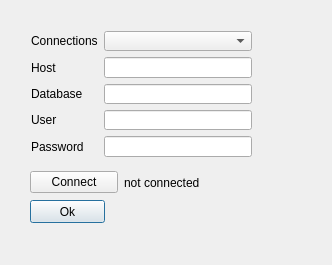
Old version of the form database_dialog/database_dialog.ui in the repository Drew973/grip_tester_qgis3.
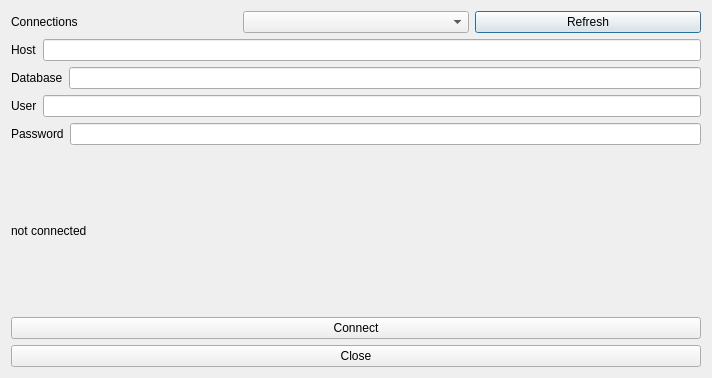
New version of the form.

Patch:
```diff
--- a/database_dialog/database_dialog.ui
+++ b/database_dialog/database_dialog.ui
@@ -6,72 +6,70 @@
    <rect>
     <x>0</x>
     <y>0</y>
-    <width>332</width>
-    <height>265</height>
+    <width>712</width>
+    <height>378</height>
    </rect>
   </property>
   <property name="windowTitle">
    <string>Dialog</string>
   </property>
-  <widget class="QPushButton" name="ok_button">
-   <property name="geometry">
-    <rect>
-     <x>30</x>
-     <y>200</y>
-     <width>75</width>
-     <height>23</height>
-    </rect>
-   </property>
-   <property name="text">
-    <string>Ok</string>
-   </property>
-  </widget>
-  <widget class="QWidget" name="layoutWidget">
-   <property name="geometry">
-    <rect>
-     <x>31</x>
-     <y>31</y>
-     <width>221</width>
-     <height>126</height>
-    </rect>
-   </property>
-   <layout class="QFormLayout" name="formLayout">
-    <item row="0" column="0">
+  <layout class="QVBoxLayout" name="verticalLayout">
+   <item>
+    <layout class="QHBoxLayout" name="horizontalLayout">
+     <item>
      <widget class="QLabel" name="label_5">
       <property name="text">
        <string>Connections</string>
       </property>
      </widget>
     </item>
-    <item row="0" column="1">
+     <item>
      <widget class="QComboBox" name="connections_box">
       <property name="toolTip">
        <string>&lt;html&gt;&lt;head/&gt;&lt;body&gt;&lt;p&gt;Load details for saved Postgis connections. These can be edited through  'add PostGIS layers' in manage layers toolbar.&lt;/p&gt;&lt;p&gt;&lt;br/&gt;&lt;/p&gt;&lt;/body&gt;&lt;/html&gt;</string>
       </property>
      </widget>
     </item>
-    <item row="1" column="0">
+     <item>
+      <widget class="QPushButton" name="refresh_button">
+       <property name="toolTip">
+        <string>&lt;html&gt;&lt;head/&gt;&lt;body&gt;&lt;p&gt;Refresh connections dropdown.&lt;/p&gt;&lt;/body&gt;&lt;/html&gt;</string>
+       </property>
+       <property name="text">
+        <string>Refresh</string>
+       </property>
+      </widget>
+     </item>
+    </layout>
+   </item>
+   <item>
+    <layout class="QHBoxLayout" name="horizontalLayout_2">
+     <item>
      <widget class="QLabel" name="label">
       <property name="text">
        <string>Host</string>
       </property>
      </widget>
     </item>
-    <item row="1" column="1">
+     <item>
      <widget class="QLineEdit" name="host">
       <property name="toolTip">
        <string>&lt;html&gt;&lt;head/&gt;&lt;body&gt;&lt;p&gt;Changing these will not change stored settings for the connection. &lt;/p&gt;&lt;/body&gt;&lt;/html&gt;</string>
       </property>
      </widget>
     </item>
-    <item row="2" column="0">
+    </layout>
+   </item>
+   <item>
+    <layout class="QHBoxLayout" name="horizontalLayout_3">
+     <item>
      <widget class="QLabel" name="label_2">
       <property name="text">
        <string>Database</string>
       </property>
      </widget>
     </item>
-    <item row="2" column="1">
+     <item>
      <widget class="QLineEdit" name="database">
       <property name="toolTip">
        <string>&lt;html&gt;&lt;head/&gt;&lt;body&gt;&lt;p&gt;Changing these will not change stored settings for the connection.&lt;/p&gt;&lt;/body&gt;&lt;/html&gt;</string>
@@ -81,28 +79,36 @@
       </property>
      </widget>
     </item>
-    <item row="3" column="0">
+    </layout>
+   </item>
+   <item>
+    <layout class="QHBoxLayout" name="horizontalLayout_4">
+     <item>
      <widget class="QLabel" name="label_3">
       <property name="text">
        <string>User</string>
       </property>
      </widget>
     </item>
-    <item row="3" column="1">
+     <item>
      <widget class="QLineEdit" name="user">
       <property name="toolTip">
        <string>&lt;html&gt;&lt;head/&gt;&lt;body&gt;&lt;p&gt;Changing these will not change stored settings for the connection.&lt;/p&gt;&lt;/body&gt;&lt;/html&gt;</string>
       </property>
      </widget>
     </item>
-    <item row="4" column="0">
+    </layout>
+   </item>
+   <item>
+    <layout class="QHBoxLayout" name="horizontalLayout_5">
+     <item>
      <widget class="QLabel" name="label_4">
       <property name="text">
        <string>Password</string>
       </property>
      </widget>
     </item>
-    <item row="4" column="1">
+     <item>
      <widget class="QLineEdit" name="password">
       <property name="toolTip">
        <string>&lt;html&gt;&lt;head/&gt;&lt;body&gt;&lt;p&gt;Changing these will not change stored settings for the connection.&lt;/p&gt;&lt;/body&gt;&lt;/html&gt;</string>
@@ -110,23 +116,6 @@
      </widget>
     </item>
    </layout>
-  </widget>
-  <widget class="QWidget" name="layoutWidget">
-   <property name="geometry">
-    <rect>
-     <x>30</x>
-     <y>170</y>
-     <width>181</width>
-     <height>25</height>
-    </rect>
-   </property>
-   <layout class="QHBoxLayout" name="horizontalLayout">
-    <item>
-     <widget class="QPushButton" name="connect_button">
-      <property name="text">
-       <string>Connect</string>
-      </property>
-     </widget>
     </item>
     <item>
      <widget class="QLabel" name="status">
@@ -135,8 +124,25 @@
       </property>
      </widget>
     </item>
-   </layout>
-  </widget>
+   <item>
+    <layout class="QHBoxLayout" name="horizontalLayout_6">
+     <item>
+      <widget class="QPushButton" name="connect_button">
+       <property name="text">
+        <string>Connect</string>
+       </property>
+      </widget>
+     </item>
+    </layout>
+   </item>
+   <item>
+    <widget class="QPushButton" name="ok_button">
+     <property name="text">
+      <string>Close</string>
+     </property>
+    </widget>
+   </item>
+  </layout>
  </widget>
  <resources/>
  <connections/>
```
Left out of the diff: 4 changed lines with no effect on the pictures. Lines whose indentation alone changed are shown as unchanged.
